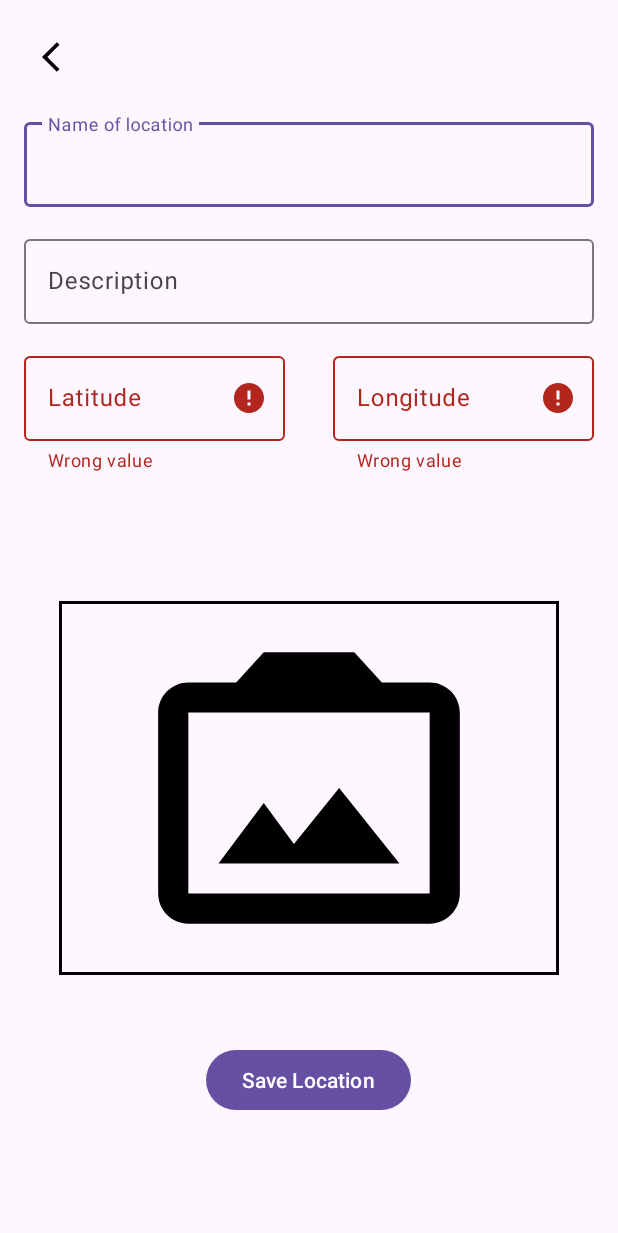
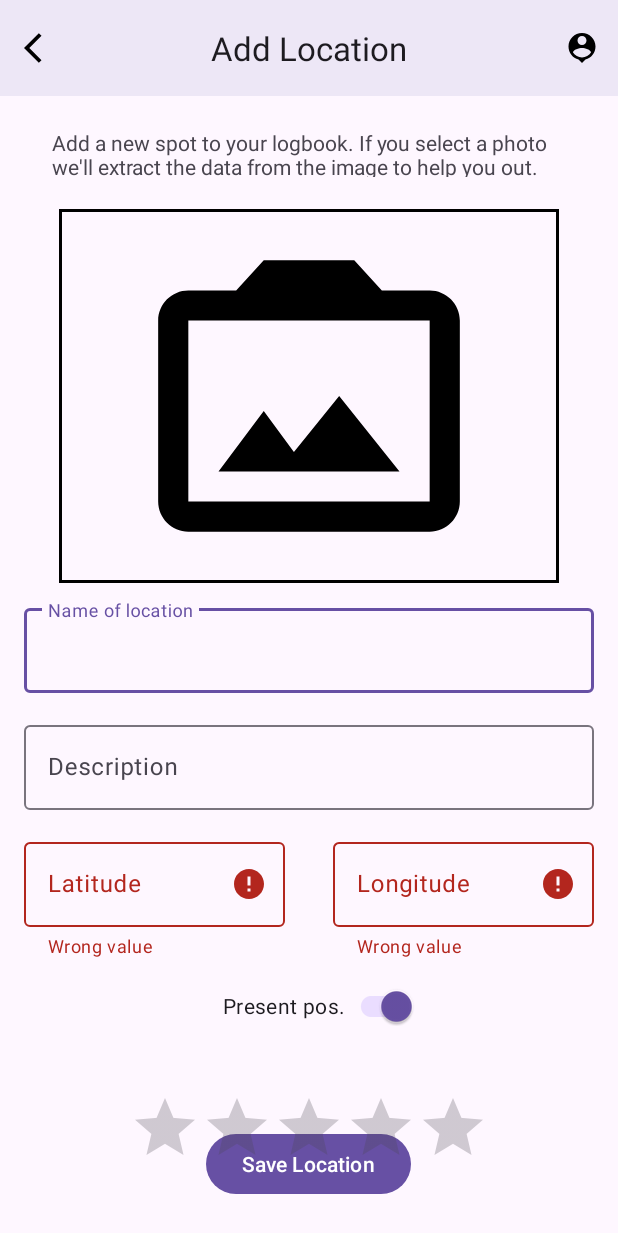
Before and after one commit to mattias012/MyHeliports, an Android app: the AddLocationActivity screen opened directly, with no data from a screen before it, after a tap on "Save Location", on a phone screen of 412 x 824 dp. Shown: the top 1233 px of the screen. Run offline under Robolectric (Android 15) with nearby library versions, the phone set to English and light mode, and no system bars; our stand-ins replace Firebase (no records; nobody signed in at launch, a user with empty details on screens opened directly).

Commit message:
layout setup

```diff
--- a/app/src/main/java/com/example/myheliports/AddLocationActivity.kt
+++ b/app/src/main/java/com/example/myheliports/AddLocationActivity.kt
@@ -19,6 +19,7 @@ import com.google.firebase.firestore.FirebaseFirestore
 import com.google.firebase.firestore.ktx.firestore
 import com.google.firebase.ktx.Firebase
 import android.Manifest
+import android.content.ContentValues
 import android.content.Intent
 import android.provider.MediaStore
 import android.widget.ImageView
@@ -40,6 +41,7 @@ import androidx.lifecycle.LifecycleOwner
 
 import androidx.lifecycle.observe
 import androidx.lifecycle.lifecycleScope
+import com.google.android.material.appbar.MaterialToolbar
 import kotlinx.coroutines.launch
 import java.util.*
 
@@ -56,7 +58,7 @@ class AddLocationActivity : AppCompatActivity() {
     lateinit var db: FirebaseFirestore
     lateinit var auth: FirebaseAuth
 
-    lateinit var backButton: AppCompatImageButton
+//    lateinit var backButton: AppCompatImageButton
 
     lateinit var nameOfLocation: TextInputEditText
     lateinit var descriptionOfLocation: TextInputEditText
@@ -75,6 +77,8 @@ class AddLocationActivity : AppCompatActivity() {
 
     private lateinit var currentPhotoPath: String
 
+    private var photoFile: File? = null
+
 
     override fun onCreate(savedInstanceState: Bundle?) {
         super.onCreate(savedInstanceState)
@@ -83,7 +87,7 @@ class AddLocationActivity : AppCompatActivity() {
         db = Firebase.firestore
         auth = Firebase.auth
 
-        backButton = findViewById(R.id.backButton)
+//        backButton = findViewById(R.id.backButton)
 
         nameOfLocationView = findViewById(R.id.nameOfLocationView)
         descriptionOfLocationView = findViewById(R.id.descriptionOfLocationView)
@@ -116,12 +120,28 @@ class AddLocationActivity : AppCompatActivity() {
         }
 
 
-        backButton.setOnClickListener {
+//        backButton.setOnClickListener {
+//            finish()
+//        }
+
+        saveLocationButton.setOnClickListener {
+            saveLocation()
+        }
+
+        val topAppBar = findViewById<MaterialToolbar>(R.id.topAppBar)
+        topAppBar.setNavigationOnClickListener {
             finish()
         }
 
-        saveLocationButton.setOnClickListener {
-            saveLocation()
+        topAppBar.setOnMenuItemClickListener { menuItem ->
+            when (menuItem.itemId) {
+                R.id.user -> {
+                    // Handle favorite icon press
+                    true
+                }
+                else -> false
+
+            }
         }
 
     }
@@ -182,8 +202,7 @@ class AddLocationActivity : AppCompatActivity() {
         val cameraIntent = Intent(MediaStore.ACTION_IMAGE_CAPTURE)
         if (cameraIntent.resolveActivity(packageManager) != null) {
             // Create the file where the photo should go
-            val photoFile: File? = try {
-
+            photoFile = try {
                 createImageFile()
             } catch (ex: IOException) {
                 // Error occurred while creating the File
@@ -219,11 +238,12 @@ class AddLocationActivity : AppCompatActivity() {
         currentPhotoPath = imageFile.absolutePath
         Log.d("PhotoPath", "Current Photo Path: $currentPhotoPath")
 
-        // Notify the system to add the photo to the gallery
-        val mediaScanIntent = Intent(Intent.ACTION_MEDIA_SCANNER_SCAN_FILE)
-        val contentUri = Uri.fromFile(imageFile)
-        mediaScanIntent.data = contentUri
-        sendBroadcast(mediaScanIntent)
+        val contentValues = ContentValues().apply {
+            put(MediaStore.MediaColumns.DATA, imageFile.absolutePath)
+            put(MediaStore.Images.Media.MIME_TYPE, "image/jpeg")
+            put(MediaStore.Images.Media.DATE_ADDED, System.currentTimeMillis())
+        }
+        contentResolver.insert(MediaStore.Images.Media.EXTERNAL_CONTENT_URI, contentValues)
 
         return imageFile
     }
@@ -236,6 +256,20 @@ class AddLocationActivity : AppCompatActivity() {
                     // Handle the selected image from the gallery
                     data?.data?.let { uri ->
                         photoViewModel.setPhotoUri(uri)
+                    }
+                }
+            }
+            REQUEST_CAMERA -> {
+                if (resultCode == RESULT_OK) {
+                    // Handle the photo taken by the camera
+                    // Since you already provided the URI when starting the camera intent,
+                    // you don't need to get it from the data, but can use the one you already have.
+                    photoFile?.let {
+                        val photoUri = Uri.fromFile(it)
+                        photoViewModel.setPhotoUri(photoUri)
+                    } ?: run {
+                        // Handle the case where photoFile is null
+                        Log.e("Camera", "Photo file is unexpectedly null")
                     }
                 }
             }
@@ -271,6 +305,7 @@ class AddLocationActivity : AppCompatActivity() {
             description = descriptionOfLocation.text.toString(),
             lat = latDouble,
             long = longDouble,
+            rating = 3,
             imageLink = "greenland"
         )
 
--- a/app/src/main/java/com/example/myheliports/Location.kt
+++ b/app/src/main/java/com/example/myheliports/Location.kt
@@ -13,6 +13,7 @@ data class Location(
     var description: String? = null,
     var lat: Double? = null,
     var long: Double? = null,
+    var rating: Int? = null,
     var imageLink: String? = null,
 
     @ServerTimestamp
--- a/app/src/main/res/drawable/baseline_arrow_back_ios_24.xml
+++ b/app/src/main/res/drawable/baseline_arrow_back_ios_24.xml
@@ -1,5 +1,6 @@
 <vector android:autoMirrored="true" android:height="24dp"
     android:tint="#000000" android:viewportHeight="24"
     android:viewportWidth="24" android:width="24dp" xmlns:android="http://schemas.android.com/apk/res/android">
+
     <path android:fillColor="@android:color/white" android:pathData="M11.67,3.87L9.9,2.1 0,12l9.9,9.9 1.77,-1.77L3.54,12z"/>
 </vector>
--- /dev/null
+++ b/app/src/main/res/drawable/baseline_person_pin_24.xml
@@ -0,0 +1,6 @@
+<vector android:height="24dp" android:tint="#000000"
+    android:viewportHeight="24" android:viewportWidth="24"
+
+    android:width="24dp" xmlns:android="http://schemas.android.com/apk/res/android">
+    <path android:fillColor="@android:color/white" android:pathData="M12,2c-4.97,0 -9,4.03 -9,9 0,4.17 2.84,7.67 6.69,8.69L12,22l2.31,-2.31C18.16,18.67 21,15.17 21,11c0,-4.97 -4.03,-9 -9,-9zM12,4c1.66,0 3,1.34 3,3s-1.34,3 -3,3 -3,-1.34 -3,-3 1.34,-3 3,-3zM12,18.3c-2.5,0 -4.71,-1.28 -6,-3.22 0.03,-1.99 4,-3.08 6,-3.08 1.99,0 5.97,1.09 6,3.08 -1.29,1.94 -3.5,3.22 -6,3.22z"/>
+</vector>
--- a/app/src/main/res/layout/activity_add_location.xml
+++ b/app/src/main/res/layout/activity_add_location.xml
@@ -6,25 +6,70 @@
     android:layout_height="match_parent"
     tools:context=".AddLocationActivity">
 
+
+    <com.google.android.material.appbar.AppBarLayout
+        android:id="@+id/appBarLayout"
+        android:layout_width="match_parent"
+        android:layout_height="wrap_content"
+        android:background="#EDE7F6"
+        app:layout_constraintEnd_toEndOf="parent"
+        app:layout_constraintStart_toStartOf="parent"
+        app:layout_constraintTop_toTopOf="parent">
+
+        <com.google.android.material.appbar.MaterialToolbar
+            android:id="@+id/topAppBar"
+
+            android:layout_width="match_parent"
+            android:layout_height="wrap_content"
+            android:minHeight="?attr/actionBarSize"
+            app:menu="@menu/top_app_bar"
+            app:navigationIcon="@drawable/baseline_arrow_back_ios_24"
+            app:title="Add Location"
+            app:titleCentered="true" />
+
+    </com.google.android.material.appbar.AppBarLayout>
+
+    <ImageView
+        android:id="@+id/imageView"
+        android:layout_width="333dp"
+        android:layout_height="249dp"
+        android:layout_marginTop="16dp"
+        android:background="@drawable/image_border"
+        android:padding="4dp"
+        android:src="@drawable/baseline_photo_camera_back_24"
+        app:layout_constraintEnd_toEndOf="parent"
+        app:layout_constraintStart_toStartOf="parent"
+        app:layout_constraintTop_toBottomOf="@+id/addLocationTextView" />
+
+    <TextView
+        android:id="@+id/addLocationTextView"
+        android:layout_width="353dp"
+        android:layout_height="43dp"
+        android:layout_marginTop="16dp"
+        android:padding="5dp"
+        android:text="Add a new spot to your logbook. If you select a photo we'll extract the data from the image to help you out."
+        app:layout_constraintEnd_toEndOf="parent"
+        app:layout_constraintStart_toStartOf="parent"
+        app:layout_constraintTop_toBottomOf="@+id/appBarLayout" />
+
     <com.google.android.material.textfield.TextInputLayout
         android:id="@+id/nameOfLocationView"
         android:layout_width="match_parent"
         android:layout_height="wrap_content"
         android:layout_marginStart="16dp"
-        android:layout_marginTop="16dp"
+        android:layout_marginTop="11dp"
         android:layout_marginEnd="16dp"
+        android:hint="Name of location"
+        app:endIconMode="clear_text"
         app:layout_constraintEnd_toEndOf="parent"
         app:layout_constraintStart_toStartOf="parent"
-        android:hint="Name of location"
-        app:endIconMode="clear_text"
-        app:layout_constraintTop_toBottomOf="@+id/backButton">
+        app:layout_constraintTop_toBottomOf="@+id/imageView">
 
 
         <com.google.android.material.textfield.TextInputEditText
             android:id="@+id/nameOfLocation"
             android:layout_width="match_parent"
-            android:layout_height="wrap_content"
-             />
+            android:layout_height="wrap_content" />
 
     </com.google.android.material.textfield.TextInputLayout>
 
@@ -90,73 +135,40 @@
     </com.google.android.material.textfield.TextInputLayout>
 
 
-    <!--    <Button-->
-    <!--        android:id="@+id/button"-->
-    <!--        style="@style/Widget.AppCompat.Button"-->
-    <!--        android:layout_width="130dp"-->
-    <!--        android:layout_height="105dp"-->
-    <!--        android:layout_marginTop="33dp"-->
-    <!--        android:layout_marginEnd="8dp"-->
-    <!--        android:text="Use present location"-->
-    <!--        app:layout_constraintEnd_toEndOf="parent"-->
-    <!-- />-->
-
-    <!--&lt;!&ndash;    <ImageView&ndash;&gt;-->
-    <!--&lt;!&ndash;        android:id="@+id/imageView"&ndash;&gt;-->
-    <!--&lt;!&ndash;        android:layout_width="149dp"&ndash;&gt;-->
-    <!--&lt;!&ndash;        android:layout_height="161dp"&ndash;&gt;-->
-    <!--&lt;!&ndash;        android:layout_marginTop="64dp"&ndash;&gt;-->
-    <!--&lt;!&ndash;        android:src="@android:drawable/ic_menu_camera"&ndash;&gt;-->
-    <!--&lt;!&ndash;        app:layout_constraintEnd_toEndOf="parent"&ndash;&gt;-->
-    <!--&lt;!&ndash;        app:layout_constraintStart_toStartOf="parent"&ndash;&gt;-->
-    <!--        app:layout_constraintTop_toBottomOf="@+id/button" />-->
 
     <Button
         android:id="@+id/saveLocationButton"
         android:layout_width="wrap_content"
         android:layout_height="wrap_content"
-        android:layout_marginBottom="80dp"
+        android:layout_marginBottom="24dp"
         android:text="Save Location"
         app:layout_constraintBottom_toBottomOf="parent"
         app:layout_constraintEnd_toEndOf="parent"
         app:layout_constraintHorizontal_bias="0.498"
         app:layout_constraintStart_toStartOf="parent" />
 
-    <ImageButton
-        android:id="@+id/backButton"
-        style="@android:style/Widget.Material.Light.ImageButton"
+
+    <RatingBar
+        android:id="@+id/ratingBar"
         android:layout_width="wrap_content"
         android:layout_height="wrap_content"
-        android:layout_marginStart="16dp"
-        android:layout_marginTop="16dp"
-        android:backgroundTint="#00FFFFFF"
-        android:src="@drawable/baseline_arrow_back_ios_24"
+        android:layout_marginTop="33dp"
+        android:stepSize="1"
+        app:layout_constraintEnd_toEndOf="parent"
         app:layout_constraintStart_toStartOf="parent"
-        app:layout_constraintTop_toTopOf="parent" />
+        app:layout_constraintTop_toBottomOf="@+id/switchMaterial" />
 
-    <ImageView
-        android:id="@+id/imageView"
-        android:padding="4dp"
-        android:layout_width="333dp"
-        android:layout_height="249dp"
-        android:layout_marginTop="114dp"
-        android:layout_marginBottom="74dp"
-        android:background="@drawable/image_border"
-        android:src="@drawable/baseline_photo_camera_back_24"
-        app:layout_constraintBottom_toTopOf="@+id/saveLocationButton"
+    <com.google.android.material.switchmaterial.SwitchMaterial
+        android:id="@+id/switchMaterial"
+        android:layout_width="wrap_content"
+        android:layout_height="wrap_content"
+        android:layout_marginTop="8dp"
+        android:checked="true"
+        android:text="Present pos."
         app:layout_constraintEnd_toEndOf="parent"
+        app:layout_constraintHorizontal_bias="0.525"
         app:layout_constraintStart_toStartOf="parent"
         app:layout_constraintTop_toBottomOf="@+id/latOfLocationView" />
 
-    <!--    <TextView-->
-    <!--        android:id="@+id/textView2"-->
-    <!--        android:layout_width="wrap_content"-->
-    <!--        android:layout_height="wrap_content"-->
-    <!--        android:layout_marginTop="32dp"-->
-    <!--        android:text="Add a new location"-->
-    <!--        app:layout_constraintEnd_toEndOf="parent"-->
-    <!--        app:layout_constraintStart_toStartOf="parent"-->
-    <!--        app:layout_constraintTop_toTopOf="parent" />-->
-
 
 </androidx.constraintlayout.widget.ConstraintLayout>
--- /dev/null
+++ b/app/src/main/res/menu/top_app_bar.xml
@@ -0,0 +1,29 @@
+<menu xmlns:android="http://schemas.android.com/apk/res/android"
+    xmlns:app="http://schemas.android.com/apk/res-auto">
+
+<!--    <item-->
+<!--        android:id="@+id/back"-->
+<!--        android:icon="@drawable/baseline_arrow_back_ios_24"-->
+<!--        android:title="Back"-->
+<!--        android:contentDescription="Close this window"-->
+<!--        app:showAsAction="ifRoom"-->
+<!--        />-->
+
+<!--    <item-->
+<!--        android:id="@+id/backs"-->
+<!--        android:icon="@drawable/baseline_arrow_back_ios_24"-->
+<!--        android:title="Back"-->
+<!--        android:contentDescription="Close this window"-->
+<!--        app:showAsAction="ifRoom"-->
+<!--        />-->
+
+
+    <item
+        android:id="@+id/user"
+        android:contentDescription="User profile"
+        app:showAsAction="ifRoom"
+        android:title="Profile"
+        android:icon="@drawable/baseline_person_pin_24"
+      />
+
+</menu>
```
Also changed, not shown: app/src/main/res/layout/activity_start.xml (+22 -41 lines).
